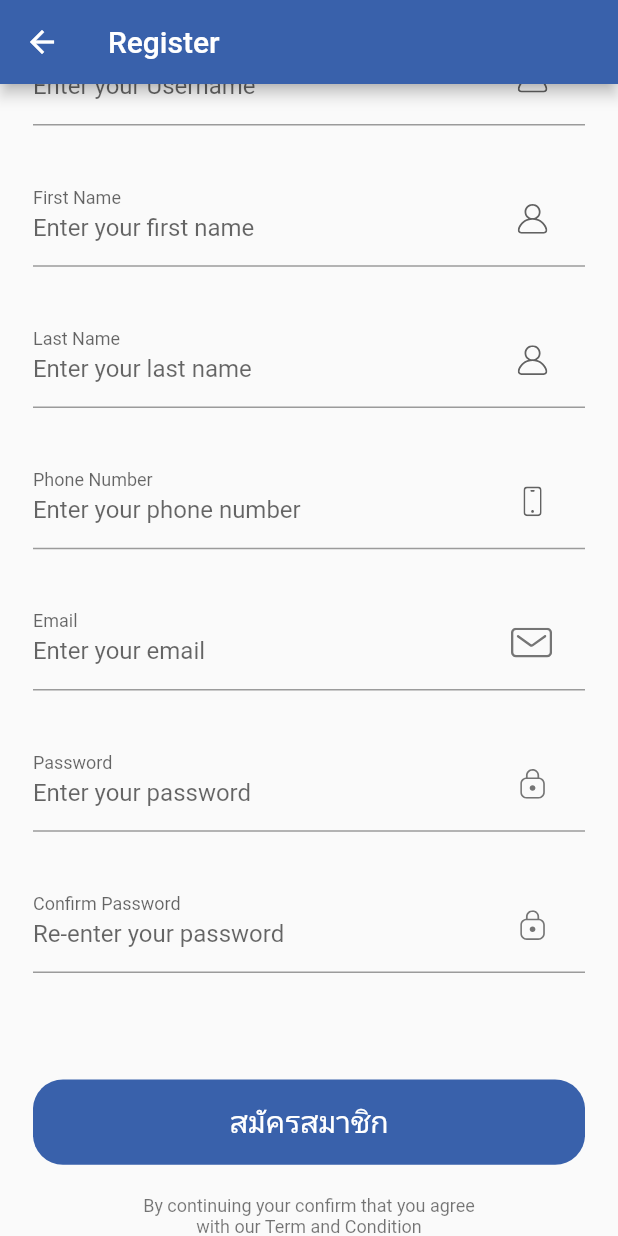
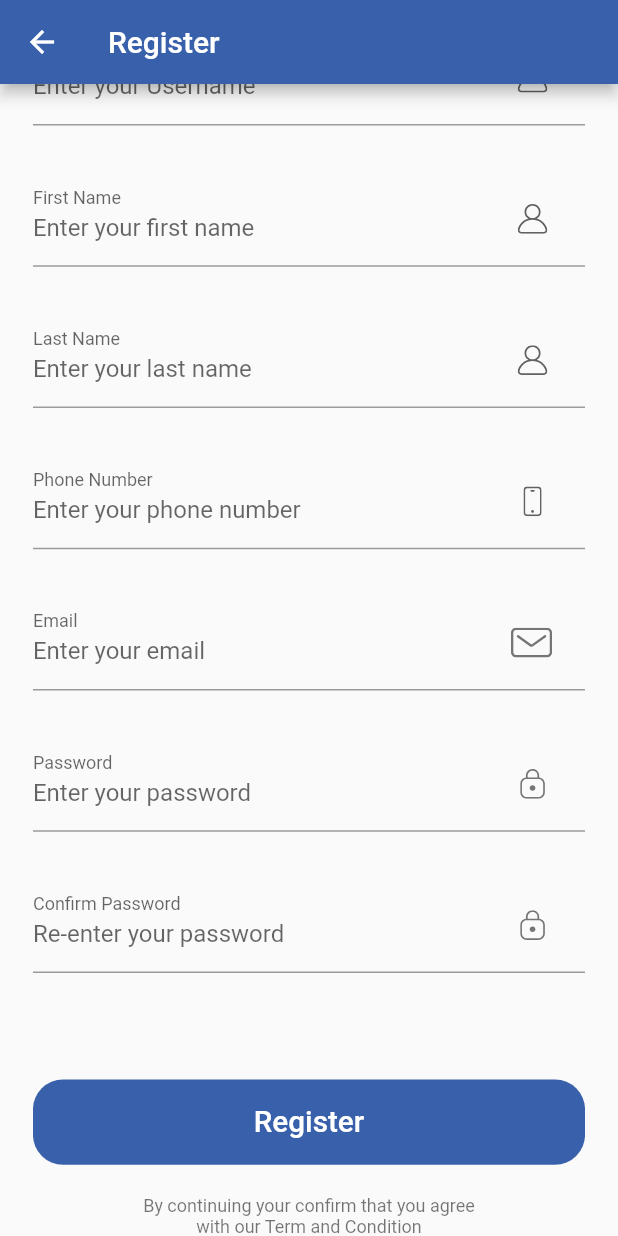
Before and after one commit to Chavi2z/restuarantQApp, a Flutter app: the RegisterScreen screen opened directly, scrolled down 197 dp, on a phone screen of 412 x 824 dp. Run offline on Flutter 3.47's test engine with Material 2 defaults, Android fonts, the phone set to English and light mode, and no system bars; our stand-ins replace flutter_svg, smooth_star_rating; missing offline and left inert: dart:js, json_serializable.

Commit message:
Register

```diff
--- a/lib/screens/login_register/Register/conponents/Register_form.dart
+++ b/lib/screens/login_register/Register/conponents/Register_form.dart
@@ -67,7 +67,7 @@ class _RegisterFormState extends State<RegisterForm> {
           FormError(errors: errors),
           SizedBox(height: getProportionateScreenHeight(40)),
           DefaultButton(
-            text: "สมัครสมาชิก",
+            text: "Register",
             press: () async {
               if (_formKey.currentState.validate()) {
                 _formKey.currentState.save();
```
